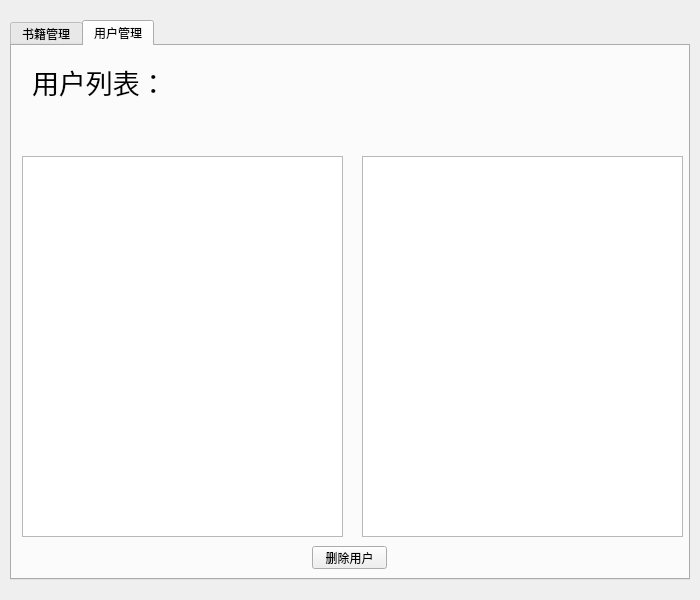
Before: the Qt Designer form admincenterdialog.ui in zzx02/BookManagement, drawn with Qt 5.
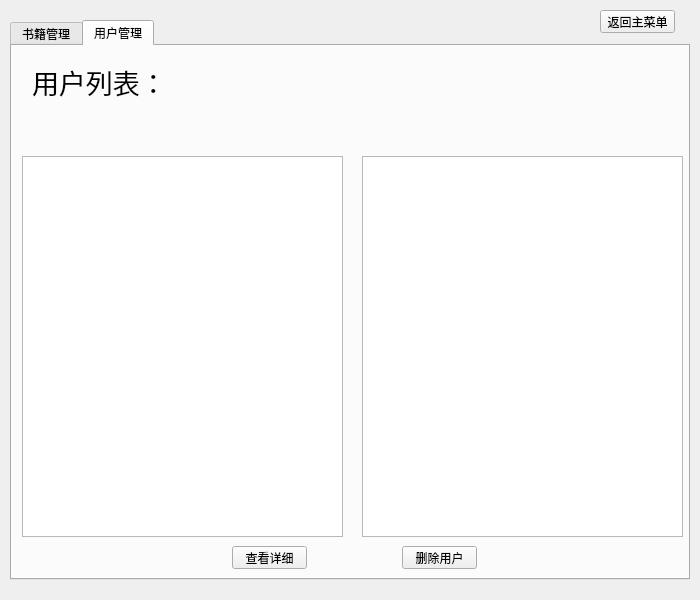
After: the same form once the commit is applied. The open tabs and pages were chosen to show the change.

Diff of the .ui file:
```diff
--- a/admincenterdialog.ui
+++ b/admincenterdialog.ui
@@ -331,7 +331,20 @@
     <widget class="QPushButton" name="pushButton">
      <property name="geometry">
       <rect>
-       <x>300</x>
+       <x>220</x>
+       <y>500</y>
+       <width>75</width>
+       <height>23</height>
+      </rect>
+     </property>
+     <property name="text">
+      <string>查看详细</string>
+     </property>
+    </widget>
+    <widget class="QPushButton" name="deleteuser">
+     <property name="geometry">
+      <rect>
+       <x>390</x>
        <y>500</y>
        <width>75</width>
        <height>23</height>
@@ -343,6 +356,19 @@
     </widget>
    </widget>
   </widget>
+  <widget class="QPushButton" name="buttonReturn">
+   <property name="geometry">
+    <rect>
+     <x>600</x>
+     <y>10</y>
+     <width>75</width>
+     <height>23</height>
+    </rect>
+   </property>
+   <property name="text">
+    <string>返回主菜单</string>
+   </property>
+  </widget>
  </widget>
  <resources/>
  <connections/>
```
Left out of the diff: 24 changed lines with no effect on the pictures.
